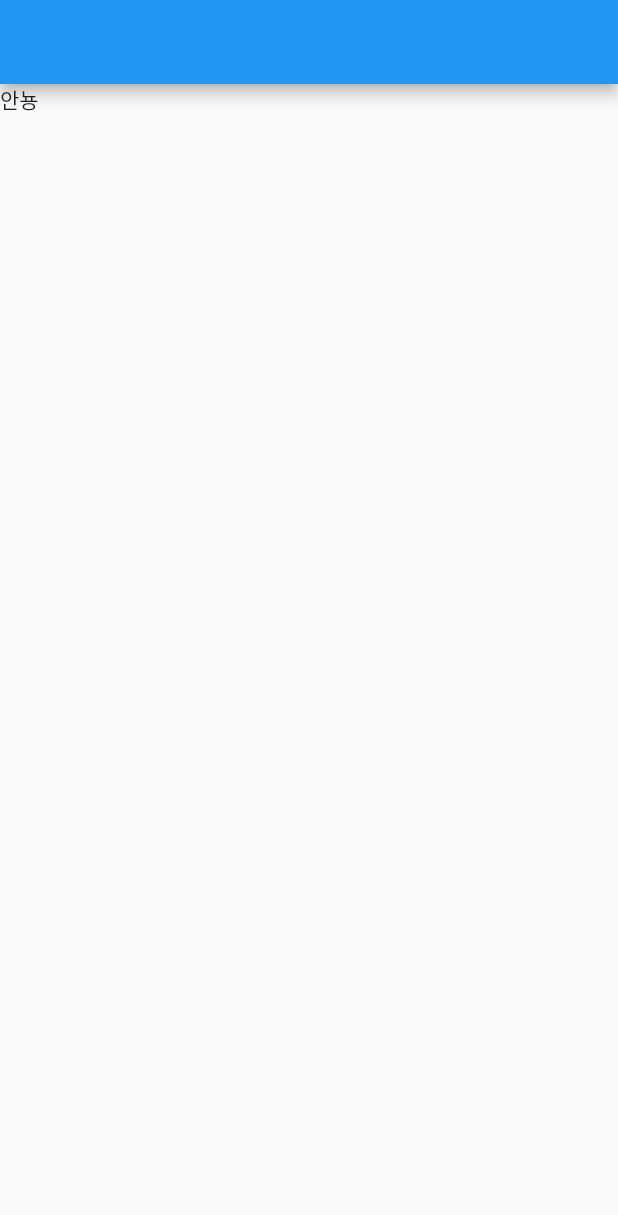
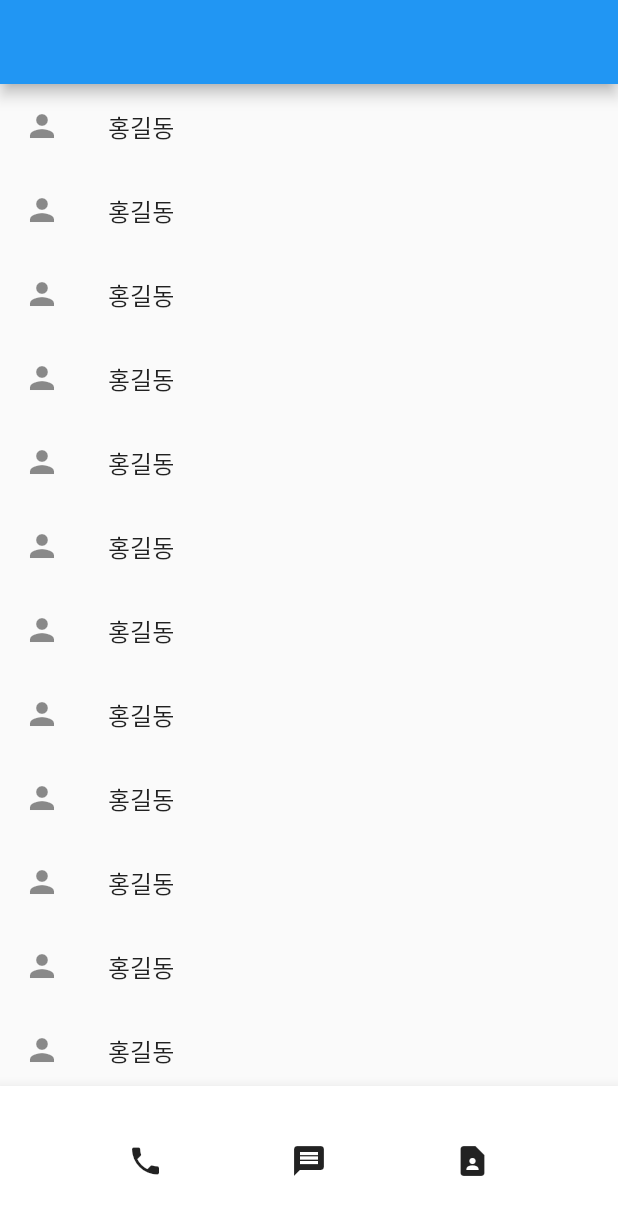
Before and after one commit to daryeongkim/flutter_contact, a Flutter app: the screen it shows after launch, on a phone screen of 412 x 824 dp. Shown: the top 1215 px of the screen. Run offline on Flutter 3.47's test engine with Material 2 defaults, Android fonts, the phone set to English and light mode, and no system bars.

Commit message:
8강 커스텀위젯, 숙제

```diff
--- a/lib/main.dart
+++ b/lib/main.dart
@@ -15,20 +15,50 @@ class MyApp extends StatelessWidget {
     return MaterialApp(
       home: Scaffold(
         appBar: AppBar(),
-        body: ShopItem(),
+        // ListView : 스크롤바 생김, 스크롤 위치 감지 가능, 메모리 절약
+        body: ListView.builder(
+          itemCount: 100,
+          itemBuilder: (c,i){
+            print(i.toString());
+            return People();
+          },
+        ),
+        bottomNavigationBar: BottomCustom()
       )
     );
   }
 }
 
 // stless
-class ShopItem extends StatelessWidget {
-  const ShopItem({Key? key}) : super(key: key);
+class People extends StatelessWidget {
+  const People({Key? key}) : super(key: key);
 
   @override
   Widget build(BuildContext context) {
-    return SizedBox(
-      child: Text('안뇽'),
+    return ListTile(
+      leading: Icon(Icons.person),
+      title: Text('홍길동'),
     );
   }
 }
+
+class BottomCustom extends StatelessWidget {
+  const BottomCustom({Key? key}) : super(key: key);
+
+  @override
+  Widget build(BuildContext context) {
+    return BottomAppBar(
+      child: SizedBox(
+        height: 100,
+        child: Row(
+          mainAxisAlignment: MainAxisAlignment.spaceEvenly,
+          children: [
+            Icon(Icons.phone),
+            Icon(Icons.message),
+            Icon(Icons.contact_page),
+          ],
+        ),
+      ),
+    );
+  }
+}
```
